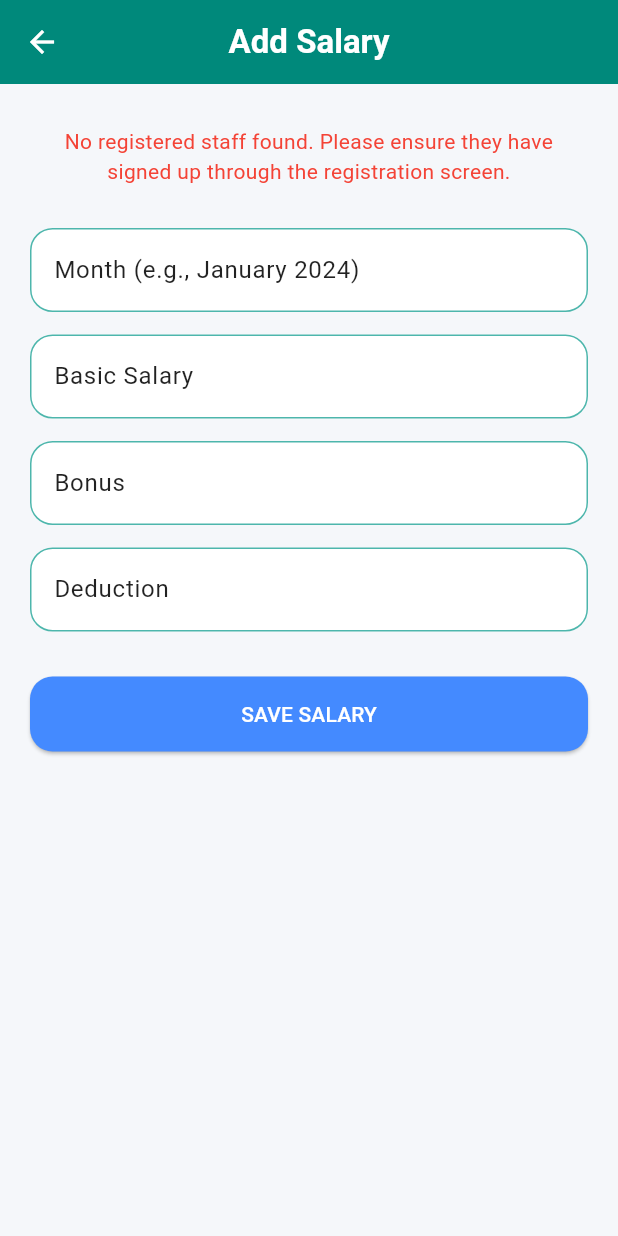
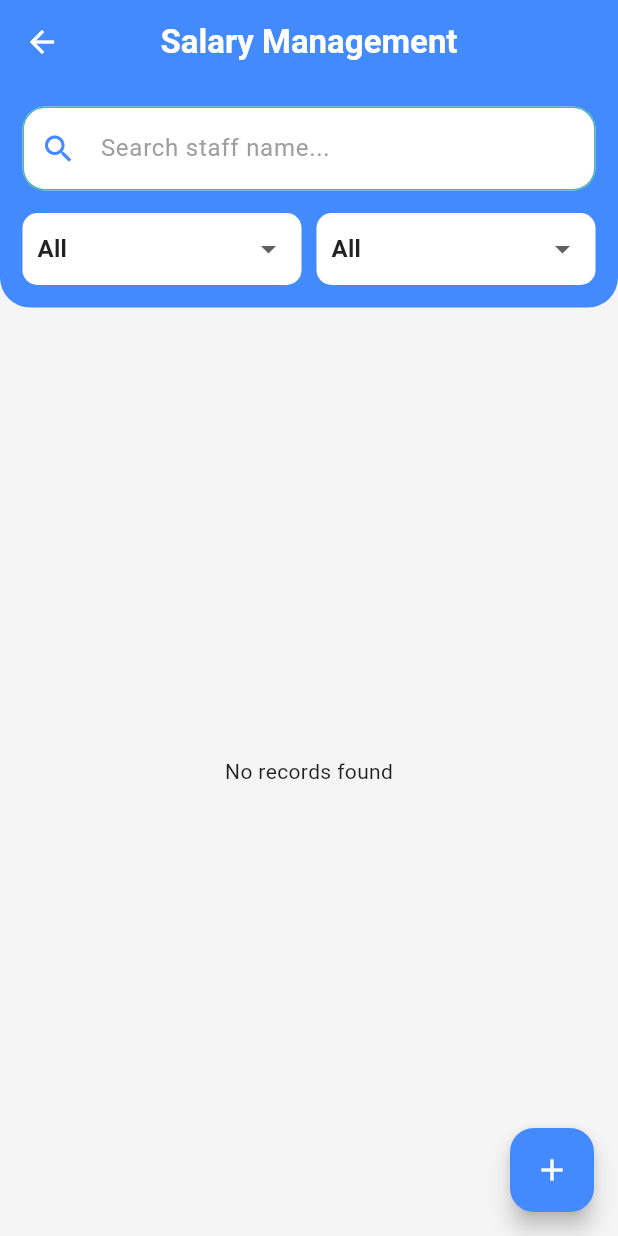
Before and after one commit to aswinikrishna-kb/staff-sync, a Flutter app: the AdminHomeScreen screen opened directly, after a tap on "Salary", on a phone screen of 412 x 824 dp. Run offline on Flutter 3.47's test engine with Material 3 defaults, Android fonts, the phone set to English and light mode, and no system bars; our stand-ins replace cloud_firestore, firebase_auth, firebase_core; accounts and stored records are empty.

Commit message:
Complete admin salary management features

```diff
--- a/lib/main.dart
+++ b/lib/main.dart
@@ -37,6 +37,7 @@ class MyApp extends StatelessWidget {
         debugShowCheckedModeBanner: false,
         theme: AppTheme.theme,
         home: const LoginScreen(),
+
       ),
     );
   }
--- a/lib/model/salary_model.dart
+++ b/lib/model/salary_model.dart
@@ -2,6 +2,7 @@ class SalaryModel {
   final String staffId;
   final String staffName;
   final String month;
+  final String year;
   final String basicSalary;
   final String bonus;
   final String deduction;
@@ -11,6 +12,7 @@ class SalaryModel {
     required this.staffId,
     required this.staffName,
     required this.month,
+    required this.year,
     required this.basicSalary,
     required this.bonus,
     required this.deduction,
@@ -22,6 +24,7 @@ class SalaryModel {
       "staffId": staffId,
       "staffName": staffName,
       "month": month,
+      "year": year,
       "basicSalary": basicSalary,
       "bonus": bonus,
       "deduction": deduction,
@@ -31,13 +34,14 @@ class SalaryModel {
 
   factory SalaryModel.fromMap(Map<String, dynamic> map) {
     return SalaryModel(
-      staffId: map["staffId"],
-      staffName: map["staffName"],
-      month: map["month"],
-      basicSalary: map["basicSalary"],
-      bonus: map["bonus"],
-      deduction: map["deduction"],
-      netSalary: map["netSalary"],
+      staffId: map["staffId"] ?? '',
+      staffName: map["staffName"] ?? '',
+      month: map["month"] ?? '',
+      year: map["year"] ?? '',
+      basicSalary: map["basicSalary"] ?? '0',
+      bonus: map["bonus"] ?? '0',
+      deduction: map["deduction"] ?? '0',
+      netSalary: map["netSalary"] ?? '0',
     );
   }
 }
--- a/lib/services/salary_service.dart
+++ b/lib/services/salary_service.dart
@@ -1,33 +1,40 @@
 import 'package:cloud_firestore/cloud_firestore.dart';
-
 import '../model/salary_model.dart';
 
 class SalaryService {
+  final FirebaseFirestore firestore = FirebaseFirestore.instance;
 
-  final FirebaseFirestore firestore =
-      FirebaseFirestore.instance;
-
-  Future<void> addSalary(
-      SalaryModel salary) async {
-
-    await firestore
-        .collection("salary")
-        .add(salary.toMap());
+  Future<void> addSalary(SalaryModel salary) async {
+    await firestore.collection("salary").add(salary.toMap());
   }
 
-  Stream<QuerySnapshot> getSalary() {
+  // Fetch all salaries or filter by Year and Month
+  Stream<QuerySnapshot> getSalary({String? year, String? month}) {
+    Query query = firestore.collection("salary");
+
+    if (year != null && year != "All") {
+      query = query.where("year", isEqualTo: year);
+    }
+
+    if (month != null && month != "All") {
+      query = query.where("month", isEqualTo: month);
+    }
+
+    return query.snapshots();
+  }
+
+  Stream<QuerySnapshot> getMySalary(String staffId) {
     return firestore
         .collection("salary")
+        .where("staffId", isEqualTo: staffId)
         .snapshots();
   }
 
-  Stream<QuerySnapshot> getMySalary(
-      String staffId) {
+  Future<void> updateSalary(String docId, SalaryModel salary) async {
+    await firestore.collection("salary").doc(docId).update(salary.toMap());
+  }
 
-    return firestore
-        .collection("salary")
-        .where("staffId",
-        isEqualTo: staffId)
-        .snapshots();
+  Future<void> deleteSalary(String docId) async {
+    await firestore.collection("salary").doc(docId).delete();
   }
 }
--- a/lib/view/admin/admin_home_screen.dart
+++ b/lib/view/admin/admin_home_screen.dart
@@ -6,10 +6,9 @@ import 'package:staff_sync/view/admin/add_staff_screen.dart';
 import 'package:staff_sync/view/admin/attendance_list_screen.dart';
 import 'package:staff_sync/view/admin/leave_list_screen.dart';
 import 'package:staff_sync/view/admin/staff_list_screen.dart';
+import 'package:staff_sync/view/admin/salary_list_screen.dart';
 import 'package:staff_sync/view/auth/login_screen.dart';
 import 'package:staff_sync/viewmodel/auth_viewmodel.dart';
-
-import 'add_salary_screen.dart';
 
 class AdminHomeScreen extends StatelessWidget {
   const AdminHomeScreen({super.key});
@@ -92,7 +91,7 @@ class AdminHomeScreen extends StatelessWidget {
                 Navigator.push(
                   context,
                   MaterialPageRoute(
-                    builder: (_) => AddSalaryScreen(),
+                    builder: (_) => const SalaryListScreen(),
                   ),
                 );
               },
--- a/lib/view/admin/salary_list_screen.dart
+++ b/lib/view/admin/salary_list_screen.dart
@@ -0,0 +1,223 @@
+import 'package:cloud_firestore/cloud_firestore.dart';
+import 'package:flutter/material.dart';
+import 'package:provider/provider.dart';
+import '../../model/salary_model.dart';
+import '../../viewmodel/salary_viewmodel.dart';
+import 'add_salary_screen.dart';
+
+class SalaryListScreen extends StatefulWidget {
+  const SalaryListScreen({super.key});
+
+  @override
+  State<SalaryListScreen> createState() => _SalaryListScreenState();
+}
+
+class _SalaryListScreenState extends State<SalaryListScreen> {
+  String searchName = "";
+  String filterMonth = "All";
+  String filterYear = "All";
+
+  final List<String> months = [
+    "All", "January", "February", "March", "April", "May", "June",
+    "July", "August", "September", "October", "November", "December"
+  ];
+
+  final List<String> years = [
+    "All",
+    ...List.generate(5, (index) => (DateTime.now().year - 2 + index).toString())
+  ];
+
+  @override
+  Widget build(BuildContext context) {
+    final salaryVM = Provider.of<SalaryViewModel>(context);
+
+    return Scaffold(
+      backgroundColor: Colors.grey[100],
+      appBar: AppBar(
+        title: const Text("Salary Management"),
+        backgroundColor: Colors.blueAccent,
+        foregroundColor: Colors.white,
+        elevation: 0,
+      ),
+      body: Column(
+        children: [
+          // Filter Section
+          Container(
+            padding: const EdgeInsets.all(15),
+            decoration: const BoxDecoration(
+              color: Colors.blueAccent,
+              borderRadius: BorderRadius.only(
+                bottomLeft: Radius.circular(20),
+                bottomRight: Radius.circular(20),
+              ),
+            ),
+            child: Column(
+              children: [
+                // Search bar
+                TextField(
+                  onChanged: (value) => setState(() => searchName = value.toLowerCase()),
+                  decoration: InputDecoration(
+                    hintText: "Search staff name...",
+                    prefixIcon: const Icon(Icons.search, color: Colors.blueAccent),
+                    fillColor: Colors.white,
+                    filled: true,
+                    border: OutlineInputBorder(
+                      borderRadius: BorderRadius.circular(10),
+                      borderSide: BorderSide.none,
+                    ),
+                  ),
+                ),
+                const SizedBox(height: 15),
+                // Dropdown Row
+                Row(
+                  children: [
+                    Expanded(
+                      child: Container(
+                        padding: const EdgeInsets.symmetric(horizontal: 10),
+                        decoration: BoxDecoration(
+                          color: Colors.white,
+                          borderRadius: BorderRadius.circular(10),
+                        ),
+                        child: DropdownButtonHideUnderline(
+                          child: DropdownButton<String>(
+                            value: filterYear,
+                            isExpanded: true,
+                            hint: const Text("Year"),
+                            items: years.map((y) => DropdownMenuItem(value: y, child: Text(y))).toList(),
+                            onChanged: (val) => setState(() => filterYear = val!),
+                          ),
+                        ),
+                      ),
+                    ),
+                    const SizedBox(width: 10),
+                    Expanded(
+                      child: Container(
+                        padding: const EdgeInsets.symmetric(horizontal: 10),
+                        decoration: BoxDecoration(
+                          color: Colors.white,
+                          borderRadius: BorderRadius.circular(10),
+                        ),
+                        child: DropdownButtonHideUnderline(
+                          child: DropdownButton<String>(
+                            value: filterMonth,
+                            isExpanded: true,
+                            hint: const Text("Month"),
+                            items: months.map((m) => DropdownMenuItem(value: m, child: Text(m))).toList(),
+                            onChanged: (val) => setState(() => filterMonth = val!),
+                          ),
+                        ),
+                      ),
+                    ),
+                  ],
+                ),
+              ],
+            ),
+          ),
+
+          // List section
+          Expanded(
+            child: StreamBuilder<QuerySnapshot>(
+              stream: salaryVM.getSalary(year: filterYear, month: filterMonth),
+              builder: (context, snapshot) {
+                if (snapshot.connectionState == ConnectionState.waiting) {
+                  return const Center(child: CircularProgressIndicator());
+                }
+
+                if (!snapshot.hasData || snapshot.data!.docs.isEmpty) {
+                  return const Center(child: Text("No records found"));
+                }
+
+                // Filter by name locally
+                var docs = snapshot.data!.docs.where((doc) {
+                  var data = doc.data() as Map<String, dynamic>;
+                  String name = (data['staffName'] ?? "").toString().toLowerCase();
+                  return name.contains(searchName);
+                }).toList();
+
+                if (docs.isEmpty) {
+                  return const Center(child: Text("No matching records found"));
+                }
+
+                return ListView.builder(
+                  padding: const EdgeInsets.all(10),
+                  itemCount: docs.length,
+                  itemBuilder: (context, index) {
+                    var doc = docs[index];
+                    var data = doc.data() as Map<String, dynamic>;
+                    SalaryModel salary = SalaryModel.fromMap(data);
+
+                    return Card(
+                      elevation: 2,
+                      margin: const EdgeInsets.only(bottom: 10),
+                      shape: RoundedRectangleBorder(borderRadius: BorderRadius.circular(12)),
+                      child: ListTile(
+                        leading: CircleAvatar(
+                          backgroundColor: Colors.blueAccent.withOpacity(0.1),
+                          child: const Icon(Icons.person, color: Colors.blueAccent),
+                        ),
+                        title: Text(salary.staffName, style: const TextStyle(fontWeight: FontWeight.bold)),
+                        subtitle: Text("${salary.month} ${salary.year} | Net: ₹${salary.netSalary}"),
+                        trailing: Row(
+                          mainAxisSize: MainAxisSize.min,
+                          children: [
+                            IconButton(
+                              icon: const Icon(Icons.edit, color: Colors.blue),
+                              onPressed: () => _editSalary(doc.id, salary),
+                            ),
+                            IconButton(
+                              icon: const Icon(Icons.delete, color: Colors.red),
+                              onPressed: () => _confirmDelete(doc.id),
+                            ),
+                          ],
+                        ),
+                      ),
+                    );
+                  },
+                );
+              },
+            ),
+          ),
+        ],
+      ),
+      floatingActionButton: FloatingActionButton(
+        onPressed: () {
+          Navigator.push(
+            context,
+            MaterialPageRoute(builder: (_) => const AddSalaryScreen()),
+          );
+        },
+        backgroundColor: Colors.blueAccent,
+        child: const Icon(Icons.add, color: Colors.white),
+      ),
+    );
+  }
+
+  void _confirmDelete(String docId) {
+    showDialog(
+      context: context,
+      builder: (context) => AlertDialog(
+        title: const Text("Delete Record"),
+        content: const Text("Are you sure you want to delete this salary entry?"),
+        actions: [
+          TextButton(onPressed: () => Navigator.pop(context), child: const Text("Cancel")),
+          TextButton(
+            onPressed: () {
+              context.read<SalaryViewModel>().deleteSalary(docId);
+              Navigator.pop(context);
+            },
+            child: const Text("Delete", style: TextStyle(color: Colors.red)),
+          ),
+        ],
+      ),
+    );
+  }
+
+  void _editSalary(String docId, SalaryModel salary) {
+    Navigator.push(
+      context,
+      MaterialPageRoute(
+        builder: (_) => AddSalaryScreen(editDocId: docId, salary: salary),
+      ),
+    );
+  }
+}
```
Also changed, not shown: lib/view/admin/add_salary_screen.dart (+86 -26 lines), lib/viewmodel/salary_viewmodel.dart (+44 -18 lines).
